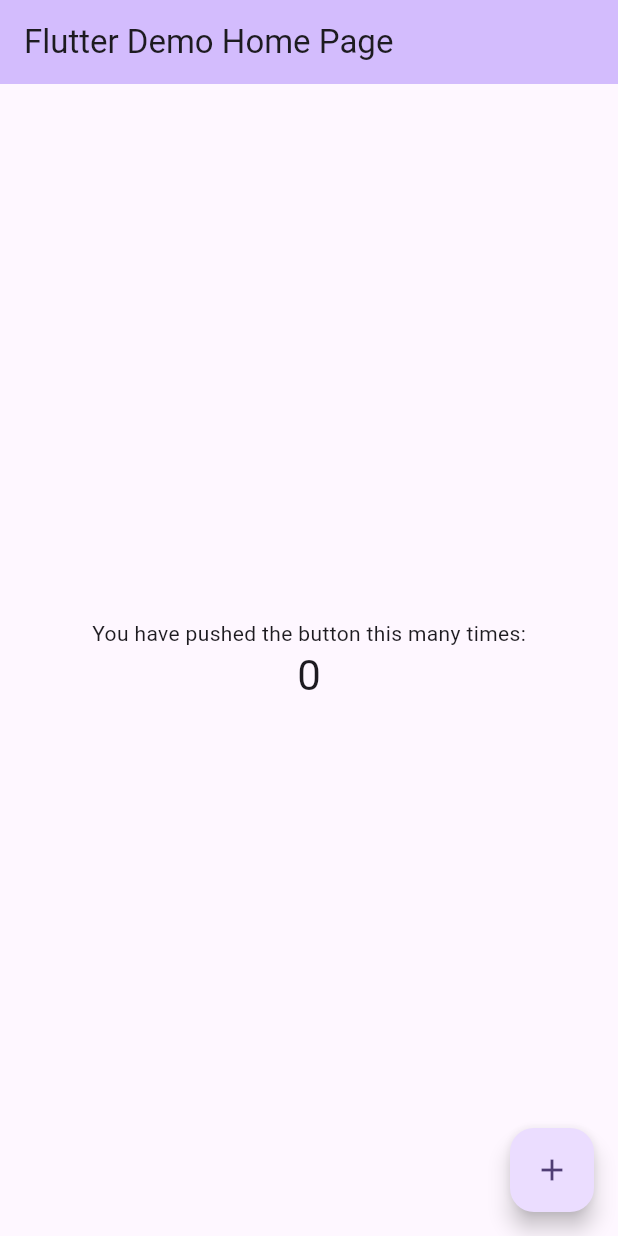
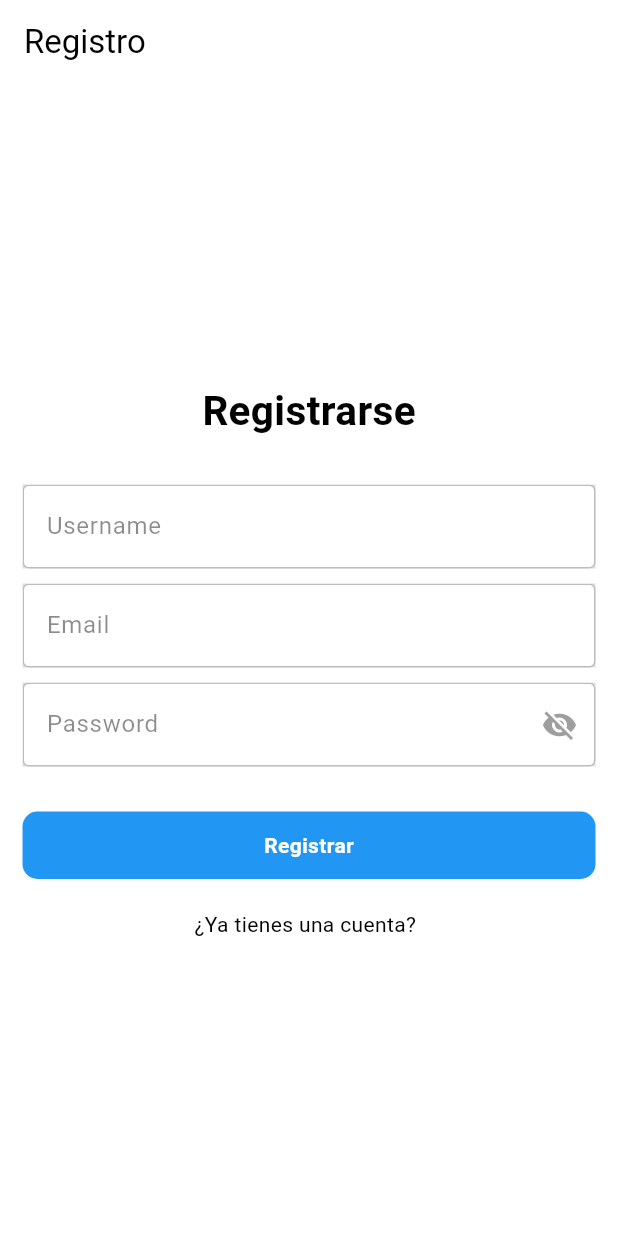
Before and after one commit to tellxmaster/hueca_movil, a Flutter app: the screen it shows after launch, on a phone screen of 412 x 824 dp. Run offline on Flutter 3.47's test engine with Material 3 defaults, Android fonts, the light colour scheme and no system bars; our stand-ins replace cloud_firestore, firebase_auth, firebase_core, fluttertoast; accounts and stored records are empty.

Commit message:
Se agrego el back end de registro de usuarios

```diff
--- a/lib/main.dart
+++ b/lib/main.dart
@@ -1,6 +1,21 @@
+import 'package:firebase_core/firebase_core.dart';
+import 'package:flutter/foundation.dart';
 import 'package:flutter/material.dart';
+import 'package:hueca_movil/features/app/splash_screen/splash_screen.dart';
+import 'package:hueca_movil/user_auth/presentation/pages/sign_up_page.dart';
 
-void main() {
+void main() async {
+    WidgetsFlutterBinding.ensureInitialized();
+  if (kIsWeb) {
+    await Firebase.initializeApp(
+      options: const FirebaseOptions(
+          apiKey: "AIzaSyCEdIV0sGMJTlY2Y2rWYSq_zoQSH81997k",
+          appId: "1:347942331481:web:41232dc2897a2aeec4bd48",
+          messagingSenderId: "347942331481",
+          projectId: "huecainter"),
+    );
+  }
+  await Firebase.initializeApp();
   runApp(const MyApp());
 }
 
@@ -8,118 +23,68 @@
   const MyApp({super.key});
 
   // This widget is the root of your application.
-  @override
+ @override
   Widget build(BuildContext context) {
     return MaterialApp(
-      title: 'Flutter Demo',
+      debugShowCheckedModeBanner: false,
       theme: ThemeData(
-        // This is the theme of your application.
-        //
-        // TRY THIS: Try running your application with "flutter run". You'll see
-        // the application has a purple toolbar. Then, without quitting the app,
-        // try changing the seedColor in the colorScheme below to Colors.green
-        // and then invoke "hot reload" (save your changes or press the "hot
-        // reload" button in a Flutter-supported IDE, or press "r" if you used
-        // the command line to start the app).
-        //
-        // Notice that the counter didn't reset back to zero; the application
-        // state is not lost during the reload. To reset the state, use hot
-        // restart instead.
-        //
-        // This works for code too, not just values: Most code changes can be
-        // tested with just a hot reload.
-        colorScheme: ColorScheme.fromSeed(seedColor: Colors.deepPurple),
+        colorScheme: const ColorScheme.light(
+          primary: Colors.orange,
+          onPrimary: Colors.orangeAccent,
+          secondary: Color.fromARGB(255, 0, 217, 255),
+          onSecondary: Color.fromARGB(255, 155, 240, 255),
+          background: Colors.white,
+        ),
         useMaterial3: true,
+        scaffoldBackgroundColor: Colors.white,
+        elevatedButtonTheme: ElevatedButtonThemeData(
+          style: ElevatedButton.styleFrom(
+            backgroundColor: Colors.orange, // Button background color
+            foregroundColor: Colors.white, // Text color
+            padding:
+                const EdgeInsets.symmetric(vertical: 15.0, horizontal: 10.0),
+            shape: RoundedRectangleBorder(
+              borderRadius: BorderRadius.circular(8), // Rounded corners
+            ),
+            elevation: 5, // Shadow depth
+          ),
+        ),
+        cardTheme: CardTheme(
+          surfaceTintColor: const Color.fromARGB(255, 191, 202, 207),
+          color: const Color.fromARGB(255, 225, 245,
+              254), // Aquí defines el color de fondo de las tarjetas
+          shape: RoundedRectangleBorder(
+            borderRadius: BorderRadius.circular(
+                10), // Puedes definir también aquí las esquinas redondeadas para todas las tarjetas
+          ),
+          elevation: 4, // La elevación o sombra de la tarjeta
+        ),
+        appBarTheme: const AppBarTheme(
+            color: Colors.white, surfaceTintColor: Colors.white),
+        inputDecorationTheme: InputDecorationTheme(
+          border: const OutlineInputBorder(
+            // Usa OutlineInputBorder para bordes rectangulares.
+            borderSide: BorderSide(
+                color: Colors.grey), // Define el color de los bordes aquí.
+          ),
+          enabledBorder: OutlineInputBorder(
+            borderSide: BorderSide(
+                color: Colors.grey[
+                    400]!), // Color cuando el TextField está habilitado pero no enfocado.
+          ),
+          focusedBorder: OutlineInputBorder(
+            borderSide: BorderSide(
+                color: Colors
+                    .grey[600]!), // Color cuando el TextField está enfocado.
+          ),
+        ),
       ),
-      home: const MyHomePage(title: 'Flutter Demo Home Page'),
+      title: 'Hueca Movil App',
+      home: const SplashScreen(),
+      routes: {
+        '/signUp': (context) => const SignUpPage(),
+        //'/home': (context) => const HomePage(),
+      },
     );
   }
 }
-
-class MyHomePage extends StatefulWidget {
-  const MyHomePage({super.key, required this.title});
-
-  // This widget is the home page of your application. It is stateful, meaning
-  // that it has a State object (defined below) that contains fields that affect
-  // how it looks.
-
-  // This class is the configuration for the state. It holds the values (in this
-  // case the title) provided by the parent (in this case the App widget) and
-  // used by the build method of the State. Fields in a Widget subclass are
-  // always marked "final".
-
-  final String title;
-
-  @override
-  State<MyHomePage> createState() => _MyHomePageState();
-}
-
-class _MyHomePageState extends State<MyHomePage> {
-  int _counter = 0;
-
-  void _incrementCounter() {
-    setState(() {
-      // This call to setState tells the Flutter framework that something has
-      // changed in this State, which causes it to rerun the build method below
-      // so that the display can reflect the updated values. If we changed
-      // _counter without calling setState(), then the build method would not be
-      // called again, and so nothing would appear to happen.
-      _counter++;
-    });
-  }
-
-  @override
-  Widget build(BuildContext context) {
-    // This method is rerun every time setState is called, for instance as done
-    // by the _incrementCounter method above.
-    //
-    // The Flutter framework has been optimized to make rerunning build methods
-    // fast, so that you can just rebuild anything that needs updating rather
-    // than having to individually change instances of widgets.
-    return Scaffold(
-      appBar: AppBar(
-        // TRY THIS: Try changing the color here to a specific color (to
-        // Colors.amber, perhaps?) and trigger a hot reload to see the AppBar
-        // change color while the other colors stay the same.
-        backgroundColor: Theme.of(context).colorScheme.inversePrimary,
-        // Here we take the value from the MyHomePage object that was created by
-        // the App.build method, and use it to set our appbar title.
-        title: Text(widget.title),
-      ),
-      body: Center(
-        // Center is a layout widget. It takes a single child and positions it
-        // in the middle of the parent.
-        child: Column(
-          // Column is also a layout widget. It takes a list of children and
-          // arranges them vertically. By default, it sizes itself to fit its
-          // children horizontally, and tries to be as tall as its parent.
-          //
-          // Column has various properties to control how it sizes itself and
-          // how it positions its children. Here we use mainAxisAlignment to
-          // center the children vertically; the main axis here is the vertical
-          // axis because Columns are vertical (the cross axis would be
-          // horizontal).
-          //
-          // TRY THIS: Invoke "debug painting" (choose the "Toggle Debug Paint"
-          // action in the IDE, or press "p" in the console), to see the
-          // wireframe for each widget.
-          mainAxisAlignment: MainAxisAlignment.center,
-          children: <Widget>[
-            const Text(
-              'You have pushed the button this many times:',
-            ),
-            Text(
-              '$_counter',
-              style: Theme.of(context).textTheme.headlineMedium,
-            ),
-          ],
-        ),
-      ),
-      floatingActionButton: FloatingActionButton(
-        onPressed: _incrementCounter,
-        tooltip: 'Increment',
-        child: const Icon(Icons.add),
-      ), // This trailing comma makes auto-formatting nicer for build methods.
-    );
-  }
-}
--- /dev/null
+++ b/lib/src/models/usuario.dart
@@ -0,0 +1,45 @@
+// To parse this JSON data, do
+//
+//     final usuario = usuarioFromJson(jsonString);
+
+import 'dart:convert';
+
+import 'package:cloud_firestore/cloud_firestore.dart';
+
+Usuario usuarioFromJson(String str) => Usuario.fromJson(json.decode(str));
+
+String usuarioToJson(Usuario data) => json.encode(data.toJson());
+
+class Usuario {
+  String uid;
+  String username;
+  String email;
+  String fechaCreacion;
+  String ultimaConexion;
+
+  Usuario({
+    required this.uid,
+    required this.username,
+    required this.email,
+    required this.fechaCreacion,
+    required this.ultimaConexion,
+  });
+
+  factory Usuario.fromJson(Map<String, dynamic> json) => Usuario(
+        uid: json["uid"],
+        username: json["username"],
+        email: json["email"],
+        fechaCreacion:
+            (json["fechaCreacion"] as Timestamp).toDate().toIso8601String(),
+        ultimaConexion:
+            (json["ultimaConexion"] as Timestamp).toDate().toIso8601String(),
+      );
+
+  Map<String, dynamic> toJson() => {
+        "uid": uid,
+        "username": username,
+        "email": email,
+        "fechaCreacion": fechaCreacion,
+        "ultimaConexion": ultimaConexion,
+      };
+}
--- /dev/null
+++ b/lib/user_auth/presentation/pages/sign_up_page.dart
@@ -0,0 +1,143 @@
+import 'package:flutter/material.dart';
+import 'package:hueca_movil/global/common/toast.dart';
+import 'package:hueca_movil/user_auth/presentation/widgets/form_container_widget.dart';
+import 'package:hueca_movil/src/controllers/usuario_controller.dart';
+
+class SignUpPage extends StatefulWidget {
+  const SignUpPage({super.key});
+  static const String routeName = '/signUp';
+
+  @override
+  State<SignUpPage> createState() => _SignUpPageState();
+}
+
+class _SignUpPageState extends State<SignUpPage> {
+  final UsuarioController _usuarioController = UsuarioController();
+
+  final TextEditingController _usernameController = TextEditingController();
+  final TextEditingController _emailController = TextEditingController();
+  final TextEditingController _passwordController = TextEditingController();
+
+  bool isSigningUp = false;
+
+  @override
+  void dispose() {
+    _usernameController.dispose();
+    _emailController.dispose();
+    _passwordController.dispose();
+    super.dispose();
+  }
+
+  @override
+  Widget build(BuildContext context) {
+    return Scaffold(
+      appBar: AppBar(
+        automaticallyImplyLeading: false,
+        title: const Text("Registro"),
+      ),
+      body: Center(
+        child: Padding(
+          padding: const EdgeInsets.symmetric(horizontal: 15),
+          child: Column(
+            mainAxisAlignment: MainAxisAlignment.center,
+            children: [
+              const Text(
+                "Registrarse",
+                style: TextStyle(fontSize: 27, fontWeight: FontWeight.bold),
+              ),
+              const SizedBox(
+                height: 30,
+              ),
+              FormContainerWidget(
+                controller: _usernameController,
+                hintText: "Username",
+                isPasswordField: false,
+              ),
+              const SizedBox(
+                height: 10,
+              ),
+              FormContainerWidget(
+                controller: _emailController,
+                hintText: "Email",
+                isPasswordField: false,
+              ),
+              const SizedBox(
+                height: 10,
+              ),
+              FormContainerWidget(
+                controller: _passwordController,
+                hintText: "Password",
+                isPasswordField: true,
+              ),
+              const SizedBox(
+                height: 30,
+              ),
+              GestureDetector(
+                onTap: () {
+                  _signUp();
+                },
+                child: Container(
+                  width: double.infinity,
+                  height: 45,
+                  decoration: BoxDecoration(
+                    color: Colors.blue,
+                    borderRadius: BorderRadius.circular(10),
+                  ),
+                  child: Center(
+                      child: isSigningUp
+                          ? const CircularProgressIndicator(
+                              color: Colors.white,
+                            )
+                          : const Text(
+                              "Registrar",
+                              style: TextStyle(
+                                  color: Colors.white,
+                                  fontWeight: FontWeight.bold),
+                            )),
+                ),
+              ),
+              const SizedBox(
+                height: 20,
+              ),
+              const Row(
+                mainAxisAlignment: MainAxisAlignment.center,
+                children: [
+                   Text("¿Ya tienes una cuenta?"),
+                   SizedBox(
+                    width: 5,
+                  )
+                ],
+              )
+            ],
+          ),
+        ),
+      ),
+    );
+  }
+
+  Future<void> _signUp() async {
+    setState(() {
+      isSigningUp = true;
+    });
+
+    String email = _emailController.text;
+    String password = _passwordController.text;
+    String username = _usernameController.text;
+
+      await _usuarioController
+        .registrarUsuario(email.trim(), password, username)
+        .then((userCredential) {
+      setState(() {
+        isSigningUp = false;
+      });
+
+      showToast(message: "Usuario creado exitosamente");
+      Navigator.pushNamed(context, "/home");
+    }).catchError((error) {
+      setState(() {
+        isSigningUp = false;
+      });
+      showToast(message: "Ocurrió un error: $error");
+    });
+  }
+}
--- /dev/null
+++ b/lib/user_auth/presentation/widgets/form_container_widget.dart
@@ -0,0 +1,77 @@
+import 'package:flutter/material.dart';
+
+class FormContainerWidget extends StatefulWidget {
+  final TextEditingController? controller;
+  final Key? fieldKey;
+  final bool? isPasswordField;
+  final String? hintText;
+  final String? labelText;
+  final String? helperText;
+  final FormFieldSetter<String>? onSaved;
+  final FormFieldValidator<String>? validator;
+  final ValueChanged<String>? onFieldSubmitted;
+  final TextInputType? inputType;
+
+  const FormContainerWidget(
+      {super.key,
+      this.controller,
+      this.fieldKey,
+      this.isPasswordField,
+      this.hintText,
+      this.labelText,
+      this.helperText,
+      this.onSaved,
+      this.validator,
+      this.onFieldSubmitted,
+      this.inputType});
+
+  @override
+  State<FormContainerWidget> createState() => _FormContainerWidgetState();
+}
+
+class _FormContainerWidgetState extends State<FormContainerWidget> {
+  bool _obscureText = true;
+
+  @override
+  Widget build(BuildContext context) {
+    return Container(
+      width: double.infinity,
+      clipBehavior: Clip.hardEdge,
+      decoration: BoxDecoration(
+        color: Colors.grey.withOpacity(.35),
+      ),
+      // ignore: unnecessary_new
+      child: new TextFormField(
+        style: const TextStyle(color: Colors.black),
+        controller: widget.controller,
+        keyboardType: widget.inputType,
+        key: widget.fieldKey,
+        obscureText: widget.isPasswordField == true ? _obscureText : false,
+        onSaved: widget.onSaved,
+        validator: widget.validator,
+        onFieldSubmitted: widget.onFieldSubmitted,
+        // ignore: unnecessary_new
+        decoration: new InputDecoration(
+          border: InputBorder.none,
+          filled: true,
+          hintText: widget.hintText,
+          hintStyle: const TextStyle(color: Colors.black45),
+          // ignore: unnecessary_new
+          suffixIcon: new GestureDetector(
+            onTap: () {
+              setState(() {
+                _obscureText = !_obscureText;
+              });
+            },
+            child: widget.isPasswordField == true
+                ? Icon(
+                    _obscureText ? Icons.visibility_off : Icons.visibility,
+                    color: _obscureText == false ? Colors.blue : Colors.grey,
+                  )
+                : const Text(""),
+          ),
+        ),
+      ),
+    );
+  }
+}
```
Also changed, not shown: lib/features/app/splash_screen/splash_screen.dart (added, +32 -0 lines), lib/global/common/toast.dart (added, +15 -0 lines), lib/src/controllers/usuario_controller.dart (added, +70 -0 lines), pubspec.yaml (+10 -2 lines), assets/logo.png (added), pubspec.lock, 3 other files.
